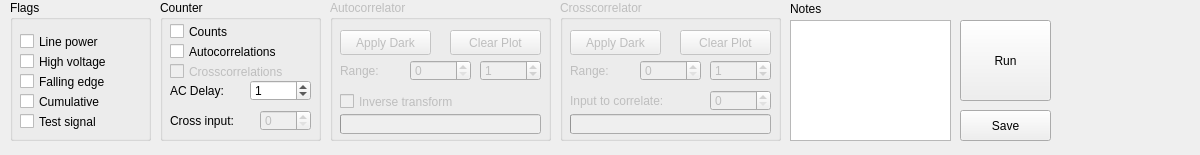
Old version of the form line.ui in the repository ahp-electronics/xc-gui.
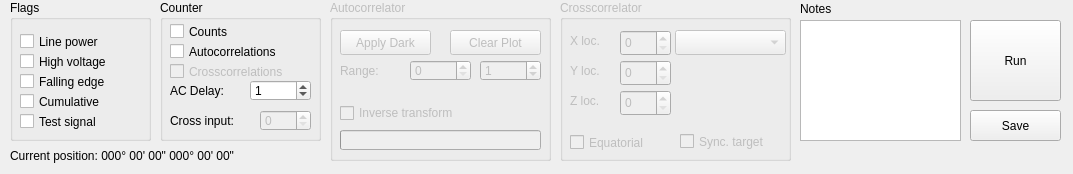
New version of the form.

Commit message: Adding crosscorrelation plots

What changed in the file:
```diff
--- a/line.ui
+++ b/line.ui
@@ -6,8 +6,8 @@
    <rect>
     <x>0</x>
     <y>0</y>
-    <width>1200</width>
-    <height>155</height>
+    <width>1073</width>
+    <height>174</height>
    </rect>
   </property>
   <property name="windowTitle">
@@ -100,7 +100,7 @@
      <x>330</x>
      <y>0</y>
      <width>221</width>
-     <height>141</height>
+     <height>161</height>
     </rect>
    </property>
    <property name="title">
@@ -159,7 +159,7 @@
     <property name="geometry">
      <rect>
       <x>10</x>
-      <y>114</y>
+      <y>130</y>
       <width>201</width>
       <height>20</height>
      </rect>
@@ -188,9 +188,9 @@
     <property name="geometry">
      <rect>
       <x>10</x>
-      <y>90</y>
+      <y>103</y>
       <width>191</width>
-      <height>23</height>
+      <height>20</height>
      </rect>
     </property>
     <property name="text">
@@ -314,7 +314,7 @@
   <widget class="QPushButton" name="Run">
    <property name="geometry">
     <rect>
-     <x>960</x>
+     <x>970</x>
      <y>20</y>
      <width>91</width>
      <height>81</height>
@@ -332,37 +332,24 @@
     <rect>
      <x>560</x>
      <y>0</y>
-     <width>221</width>
-     <height>141</height>
+     <width>231</width>
+     <height>161</height>
     </rect>
    </property>
    <property name="title">
     <string>Crosscorrelator</string>
    </property>
-   <widget class="QPushButton" name="CrossDark">
+   <widget class="QLabel" name="label_3">
     <property name="geometry">
      <rect>
       <x>10</x>
       <y>30</y>
-      <width>91</width>
-      <height>25</height>
+      <width>41</width>
+      <height>21</height>
      </rect>
     </property>
     <property name="text">
-     <string>Apply Dark</string>
-    </property>
-   </widget>
-   <widget class="QPushButton" name="ClearCross">
-    <property name="geometry">
-     <rect>
-      <x>120</x>
-      <y>30</y>
-      <width>91</width>
-      <height>25</height>
-     </rect>
-    </property>
-    <property name="text">
-     <string>Clear Plot</string>
+     <string>X loc.</string>
     </property>
    </widget>
    <widget class="QLabel" name="label_4">
@@ -370,51 +357,12 @@
      <rect>
       <x>10</x>
       <y>60</y>
-      <width>61</width>
+      <width>41</width>
       <height>21</height>
      </rect>
     </property>
     <property name="text">
-     <string>Range:</string>
-    </property>
-   </widget>
-   <widget class="QSpinBox" name="CrossStart">
-    <property name="geometry">
-     <rect>
-      <x>80</x>
-      <y>60</y>
-      <width>61</width>
-      <height>21</height>
-     </rect>
-    </property>
-   </widget>
-   <widget class="QProgressBar" name="Progress2">
-    <property name="geometry">
-     <rect>
-      <x>10</x>
-      <y>114</y>
-      <width>201</width>
-      <height>20</height>
-     </rect>
-    </property>
-    <property name="value">
-     <number>0</number>
-    </property>
-    <property name="format">
-     <string/>
-    </property>
-   </widget>
-   <widget class="QSpinBox" name="CrossEnd">
-    <property name="geometry">
-     <rect>
-      <x>150</x>
-      <y>60</y>
-      <width>61</width>
-      <height>21</height>
-     </rect>
-    </property>
-    <property name="value">
-     <number>1</number>
+     <string>Y loc.</string>
     </property>
    </widget>
    <widget class="QLabel" name="label_5">
@@ -422,29 +370,94 @@
      <rect>
       <x>10</x>
       <y>90</y>
-      <width>131</width>
+      <width>41</width>
       <height>21</height>
      </rect>
     </property>
     <property name="text">
-     <string>Input to correlate:</string>
+     <string>Z loc.</string>
     </property>
    </widget>
    <widget class="QSpinBox" name="Index2">
     <property name="geometry">
      <rect>
-      <x>150</x>
+      <x>60</x>
+      <y>30</y>
+      <width>51</width>
+      <height>26</height>
+     </rect>
+    </property>
+    <property name="stepType">
+     <enum>QAbstractSpinBox::AdaptiveDecimalStepType</enum>
+    </property>
+   </widget>
+   <widget class="QSpinBox" name="y_location">
+    <property name="geometry">
+     <rect>
+      <x>60</x>
+      <y>60</y>
+      <width>51</width>
+      <height>26</height>
+     </rect>
+    </property>
+    <property name="stepType">
+     <enum>QAbstractSpinBox::AdaptiveDecimalStepType</enum>
+    </property>
+   </widget>
+   <widget class="QSpinBox" name="z_location">
+    <property name="geometry">
+     <rect>
+      <x>60</x>
       <y>90</y>
-      <width>61</width>
+      <width>51</width>
+      <height>26</height>
+     </rect>
+    </property>
+    <property name="stepType">
+     <enum>QAbstractSpinBox::AdaptiveDecimalStepType</enum>
+    </property>
+   </widget>
+   <widget class="QComboBox" name="Target">
+    <property name="geometry">
+     <rect>
+      <x>115</x>
+      <y>30</y>
+      <width>111</width>
+      <height>25</height>
+     </rect>
+    </property>
+   </widget>
+   <widget class="QCheckBox" name="SyncTarget">
+    <property name="geometry">
+     <rect>
+      <x>120</x>
+      <y>131</y>
+      <width>101</width>
       <height>21</height>
      </rect>
+    </property>
+    <property name="text">
+     <string>Sync. target</string>
+    </property>
+   </widget>
+   <widget class="QCheckBox" name="Equatorial">
+    <property name="geometry">
+     <rect>
+      <x>10</x>
+      <y>132</y>
+      <width>101</width>
+      <height>21</height>
+     </rect>
+    </property>
+    <property name="text">
+     <string>Equatorial</string>
     </property>
    </widget>
   </widget>
   <widget class="QPushButton" name="Save">
    <property name="geometry">
     <rect>
-     <x>960</x>
+     <x>970</x>
      <y>110</y>
      <width>91</width>
      <height>31</height>
@@ -457,7 +470,7 @@
   <widget class="QPlainTextEdit" name="Notes">
    <property name="geometry">
     <rect>
-     <x>790</x>
+     <x>800</x>
      <y>20</y>
      <width>161</width>
      <height>121</height>
@@ -467,7 +480,7 @@
   <widget class="QLabel" name="label">
    <property name="geometry">
     <rect>
-     <x>790</x>
+     <x>800</x>
      <y>0</y>
      <width>67</width>
      <height>17</height>
@@ -477,6 +490,19 @@
     <string>Notes</string>
    </property>
   </widget>
+  <widget class="QLabel" name="Current_position_2">
+   <property name="geometry">
+    <rect>
+     <x>10</x>
+     <y>140</y>
+     <width>311</width>
+     <height>31</height>
+    </rect>
+   </property>
+   <property name="text">
+    <string>Current position: 000° 00' 00&quot; 000° 00' 00&quot;</string>
+   </property>
+  </widget>
  </widget>
  <resources/>
  <connections/>
```
Left out of the diff: 2 changed lines with no effect on the pictures.
